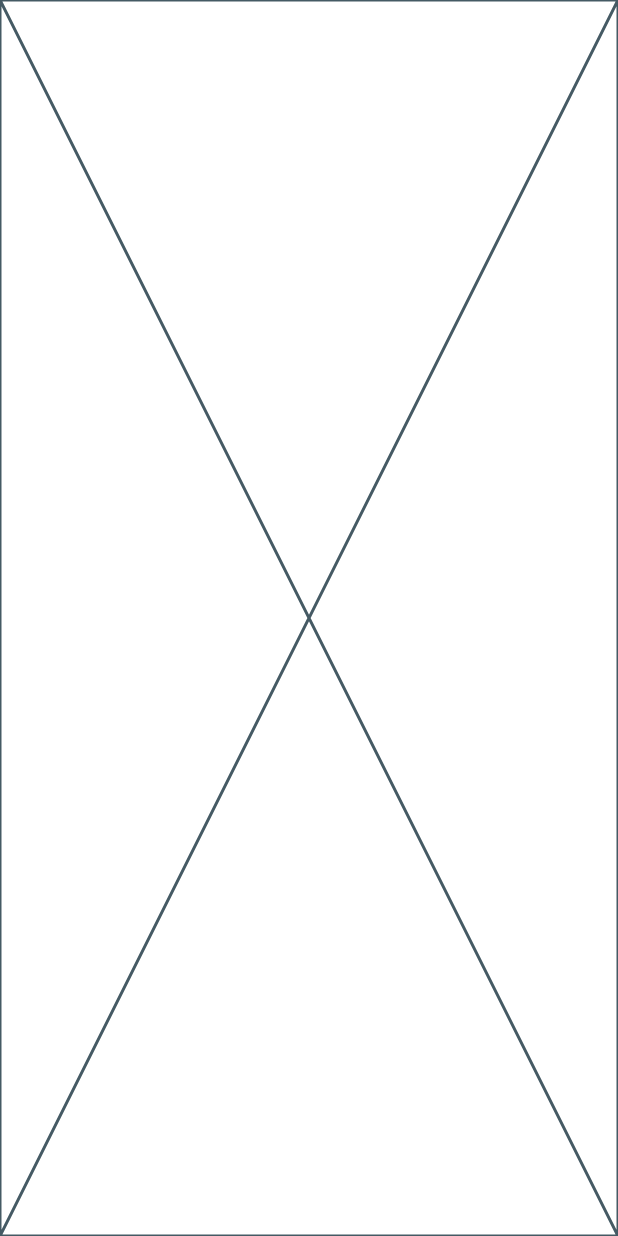
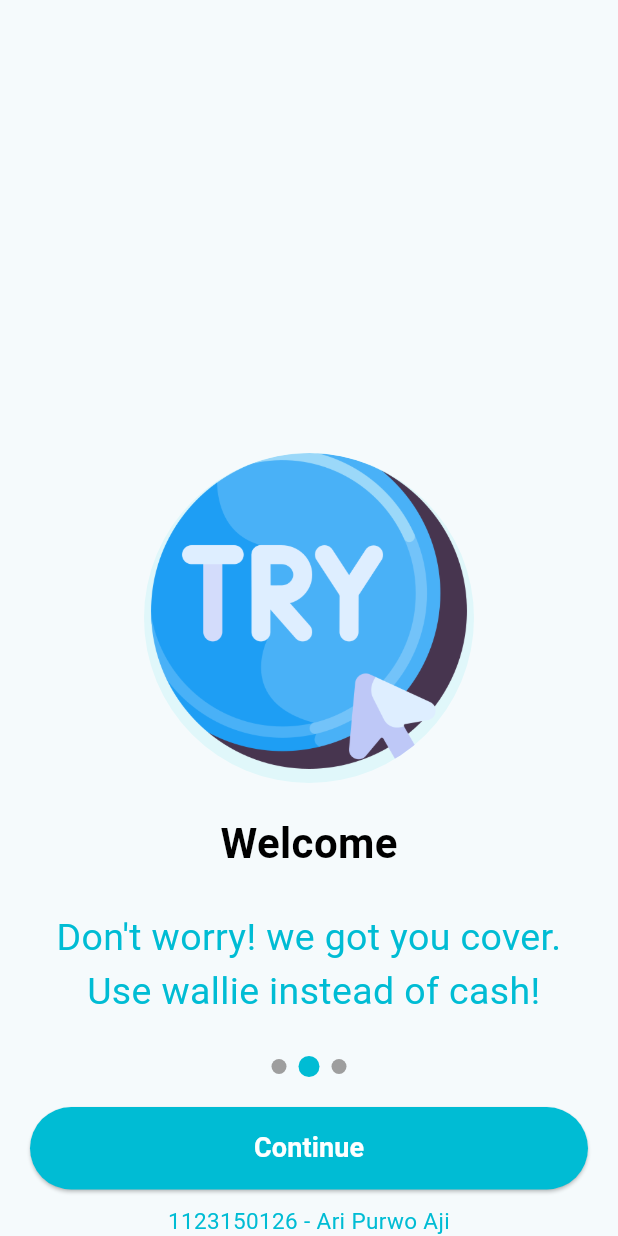
Before and after one commit to AriPurwoAji/KB1179_1123150126_uts, a Flutter app: the screen it shows after launch, after a tap on "Continue", on a phone screen of 412 x 824 dp. Run offline on Flutter 3.47's test engine with Material 3 defaults, Android fonts, the phone set to English and light mode, and no system bars.

Commit message:
menambahkan splash screen 2

```diff
--- a/lib/splash_screen_2.dart
+++ b/lib/splash_screen_2.dart
@@ -6,6 +6,116 @@ class MySplashScreen2 extends StatelessWidget {
 
   @override
   Widget build(BuildContext context) {
-    return const Placeholder();
+    return Scaffold(
+      body: Center(
+        child: Column(
+          mainAxisAlignment: MainAxisAlignment.center,
+          children: [
+            Spacer(),
+            SizedBox(height: 20),
+            Container(
+              height: 220,
+              width: 220,
+              decoration: BoxDecoration(
+                shape: BoxShape.circle,
+                color: Colors.cyan.shade50,
+                image: DecorationImage(
+                  image: AssetImage("assets/images/try.png"),
+                  fit: BoxFit.cover,
+                ),
+              ),
+            ),
+            SizedBox(height: 20),
+            Text(
+              "Welcome",
+              style: TextStyle(
+                fontSize: 28.0,
+                color: Colors.black,
+                fontWeight: FontWeight.w700,
+              ),
+            ),
+            SizedBox(height: 25),
+            Text(
+              "Don't worry! we got you cover. \n Use wallie instead of cash!",
+              textAlign: TextAlign.center,
+              style: TextStyle(
+                fontSize: 25,
+                color: Colors.cyan,
+                fontWeight: FontWeight.normal,
+              ),
+            ),
+            SizedBox(height: 25),
+            Row(
+              mainAxisAlignment: MainAxisAlignment.center,
+              children: [
+                Container(
+                  height: 10,
+                  width: 10,
+                  decoration: BoxDecoration(
+                    shape: BoxShape.circle,
+                    color: Colors.grey,
+                  ),
+                ),
+                const SizedBox(width: 8),
+                Container(
+                  height: 14,
+                  width: 14,
+                  decoration: BoxDecoration(
+                    shape: BoxShape.circle,
+                    color: Colors.cyan,
+                  ),
+                ),
+                const SizedBox(width: 8),
+                Container(
+                  height: 10,
+                  width: 10,
+                  decoration: BoxDecoration(
+                    shape: BoxShape.circle,
+                    color: Colors.grey,
+                  ),
+                ),
+              ],
+            ),
+            SizedBox(height: 20),
+            Container(
+              margin: EdgeInsets.only(left: 20, right: 20),
+              child: SizedBox(
+                height: 55,
+                width: double.infinity,
+                child: ElevatedButton(
+                  onPressed: () {
+                    Navigator.push(
+                      context,
+                      MaterialPageRoute(
+                        builder: (context) => MySplashScreen3(),
+                      ),
+                    );
+                  },
+                  style: ElevatedButton.styleFrom(backgroundColor: Colors.cyan),
+                  child: Text(
+                    "Continue",
+                    style: TextStyle(
+                      fontSize: 18.0,
+                      color: Colors.white,
+                      fontWeight: FontWeight.bold,
+                    ),
+                  ),
+                ),
+              ),
+            ),
+            SizedBox(height: 10),
+            Text(
+              "1123150126 - Ari Purwo Aji",
+              textAlign: TextAlign.center,
+              style: TextStyle(
+                fontSize: 15,
+                color: Colors.cyan,
+                fontWeight: FontWeight.normal,
+              ),
+            ),
+          ],
+        ),
+      ),
+    );
   }
 }
```
